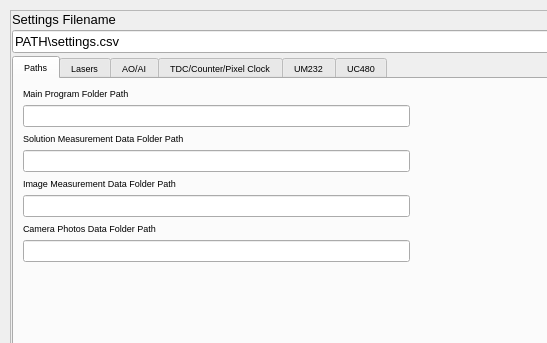
Old version of the form ui/settingswindow.ui in the repository Th3Tr00p3r/gSTED-sFCS; both pictures show x 0 to 547 and y 0 to 343 of the 820 by 720 pixel window.
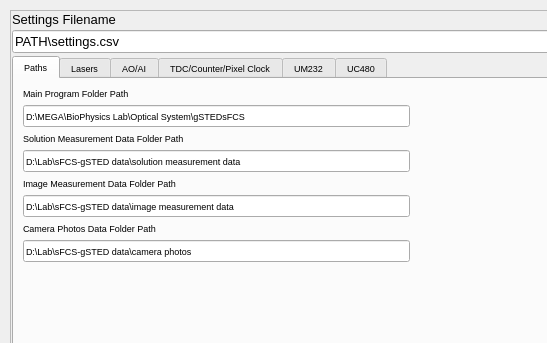
New version of the form. The open tabs and pages were chosen to show the change. Icons and pictures are not drawn.

Diff of the .ui file:
```diff
--- a/ui/settingswindow.ui
+++ b/ui/settingswindow.ui
@@ -132,7 +132,7 @@
                  <bool>true</bool>
                 </property>
                 <property name="text">
-                 <string/>
+                 <string>D:\MEGA\BioPhysics Lab\Optical System\gSTEDsFCS</string>
                 </property>
                </widget>
               </item>
@@ -153,7 +153,7 @@
                  <bool>true</bool>
                 </property>
                 <property name="text">
-                 <string/>
+                 <string>D:\Lab\sFCS-gSTED data\solution measurement data</string>
                 </property>
                </widget>
               </item>
@@ -174,7 +174,7 @@
                  <bool>true</bool>
                 </property>
                 <property name="text">
-                 <string/>
+                 <string>D:\Lab\sFCS-gSTED data\image measurement data</string>
                 </property>
                </widget>
               </item>
@@ -193,7 +193,7 @@
                    <bool>true</bool>
                   </property>
                   <property name="text">
-                   <string/>
+                   <string>D:\Lab\sFCS-gSTED data\camera photos</string>
                   </property>
                  </widget>
                 </item>
```
Left out of the diff: 2 changed lines with no effect on the pictures.
